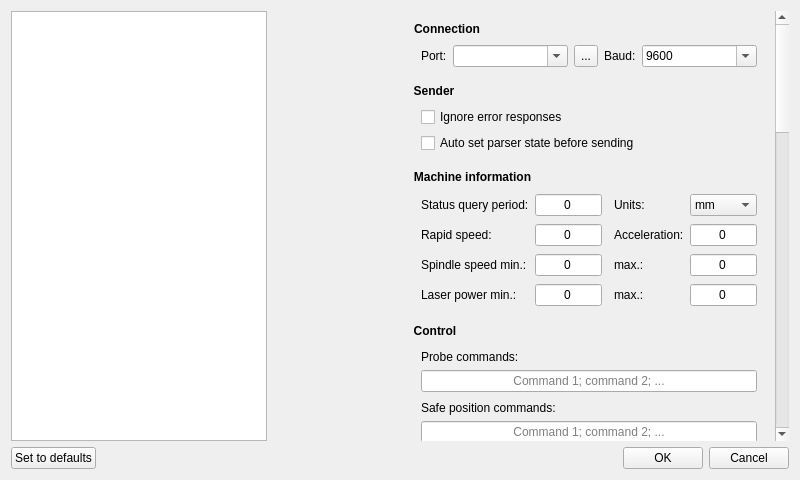
Above: src/frmsettings.ui from hjliaw/Candle-lathe before the change. Below: the same form after it.
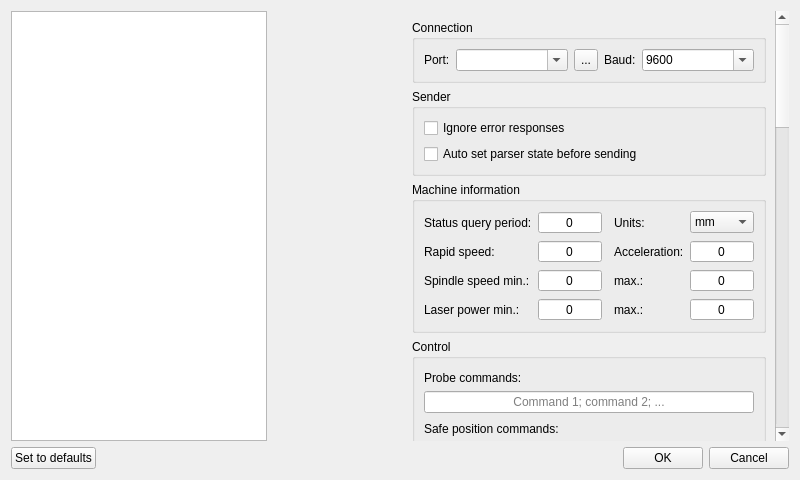
That is the form after the change. Icons and pictures are not drawn. Custom widgets are drawn as their Qt base class.

```diff
--- a/src/frmsettings.ui
+++ b/src/frmsettings.ui
@@ -36,7 +36,17 @@
 	border: none;
 	padding-top: 16;
 	font-weight: bold;
-}</string>
+}
+
+QMessageBox {
+    background-color: #202020;
+}
+
+QMessageBox QLabel {
+    color: #aaa;
+}
+
+background-color: rgb(85, 87, 83);</string>
   </property>
   <property name="modal">
    <bool>true</bool>
@@ -102,7 +112,7 @@
          <rect>
           <x>0</x>
           <y>0</y>
-          <width>597</width>
+          <width>501</width>
           <height>2018</height>
          </rect>
         </property>
```
